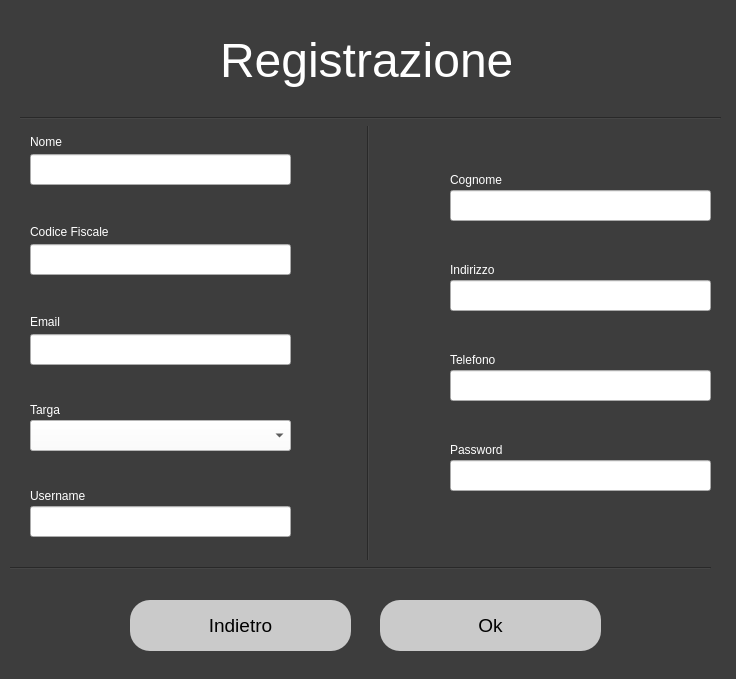
Before: the Qt Designer form Login/RegistrazioneUtente.ui in riccardomalpiedi/parcheggio, drawn with Qt 5.
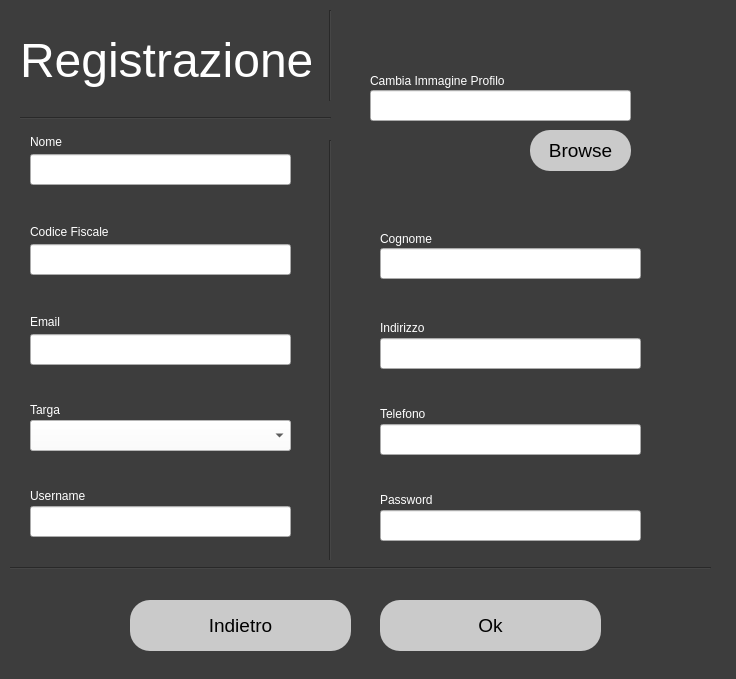
After: the same form once the commit is applied.

Commit message: Modifiche alla Vista Profilo Utente pt.2

```diff
--- a/Login/RegistrazioneUtente.ui
+++ b/Login/RegistrazioneUtente.ui
@@ -20,7 +20,7 @@
   <widget class="QLabel" name="label">
    <property name="geometry">
     <rect>
-     <x>220</x>
+     <x>20</x>
      <y>20</y>
      <width>291</width>
      <height>81</height>
@@ -67,8 +67,8 @@
   <widget class="QLabel" name="label_6">
    <property name="geometry">
     <rect>
-     <x>450</x>
-     <y>169</y>
+     <x>380</x>
+     <y>228</y>
      <width>81</width>
      <height>21</height>
     </rect>
@@ -84,8 +84,8 @@
   <widget class="QLineEdit" name="cognome_field">
    <property name="geometry">
     <rect>
-     <x>450</x>
-     <y>190</y>
+     <x>380</x>
+     <y>248</y>
      <width>261</width>
      <height>31</height>
     </rect>
@@ -115,8 +115,8 @@
   <widget class="QLabel" name="label_8">
    <property name="geometry">
     <rect>
-     <x>450</x>
-     <y>260</y>
+     <x>380</x>
+     <y>318</y>
      <width>81</width>
      <height>20</height>
     </rect>
@@ -145,8 +145,8 @@
   <widget class="QLineEdit" name="indirizzo_field">
    <property name="geometry">
     <rect>
-     <x>450</x>
-     <y>280</y>
+     <x>380</x>
+     <y>338</y>
      <width>261</width>
      <height>31</height>
     </rect>
@@ -159,8 +159,8 @@
   <widget class="QLabel" name="label_9">
    <property name="geometry">
     <rect>
-     <x>450</x>
-     <y>350</y>
+     <x>380</x>
+     <y>404</y>
      <width>81</width>
      <height>20</height>
     </rect>
@@ -207,8 +207,8 @@
   <widget class="QLineEdit" name="telefono_field">
    <property name="geometry">
     <rect>
-     <x>450</x>
-     <y>370</y>
+     <x>380</x>
+     <y>424</y>
      <width>261</width>
      <height>31</height>
     </rect>
@@ -280,10 +280,10 @@
   <widget class="Line" name="line">
    <property name="geometry">
     <rect>
-     <x>360</x>
-     <y>120</y>
-     <width>16</width>
-     <height>441</height>
+     <x>320</x>
+     <y>140</y>
+     <width>20</width>
+     <height>421</height>
     </rect>
    </property>
    <property name="styleSheet">
@@ -298,7 +298,7 @@
     <rect>
      <x>20</x>
      <y>110</y>
-     <width>701</width>
+     <width>311</width>
      <height>16</height>
     </rect>
    </property>
@@ -374,8 +374,8 @@
   <widget class="QLabel" name="label_13">
    <property name="geometry">
     <rect>
-     <x>450</x>
-     <y>440</y>
+     <x>380</x>
+     <y>490</y>
      <width>81</width>
      <height>20</height>
     </rect>
@@ -391,8 +391,8 @@
   <widget class="QLineEdit" name="password_field">
    <property name="geometry">
     <rect>
-     <x>450</x>
-     <y>460</y>
+     <x>380</x>
+     <y>510</y>
      <width>261</width>
      <height>31</height>
     </rect>
@@ -402,6 +402,80 @@
 font: 11pt &quot;MS Shell Dlg 2&quot;;</string>
    </property>
   </widget>
+  <widget class="Line" name="line_4">
+   <property name="geometry">
+    <rect>
+     <x>320</x>
+     <y>10</y>
+     <width>20</width>
+     <height>91</height>
+    </rect>
+   </property>
+   <property name="styleSheet">
+    <string notr="true">background-color: rgb(61, 61, 61);</string>
+   </property>
+   <property name="orientation">
+    <enum>Qt::Vertical</enum>
+   </property>
+  </widget>
+  <widget class="QLineEdit" name="immagine_profilo_field">
+   <property name="geometry">
+    <rect>
+     <x>370</x>
+     <y>90</y>
+     <width>261</width>
+     <height>31</height>
+    </rect>
+   </property>
+   <property name="styleSheet">
+    <string notr="true">color: rgb(0, 0, 0);
+font: 11pt &quot;MS Shell Dlg 2&quot;;</string>
+   </property>
+   <property name="text">
+    <string/>
+   </property>
+   <property name="readOnly">
+    <bool>true</bool>
+   </property>
+  </widget>
+  <widget class="QLabel" name="label_14">
+   <property name="geometry">
+    <rect>
+     <x>370</x>
+     <y>70</y>
+     <width>181</width>
+     <height>21</height>
+    </rect>
+   </property>
+   <property name="styleSheet">
+    <string notr="true">font: 12pt &quot;MS Shell Dlg 2&quot;;
+color: rgb(255, 255, 255);</string>
+   </property>
+   <property name="text">
+    <string>Cambia Immagine Profilo</string>
+   </property>
+  </widget>
+  <widget class="QPushButton" name="browse_button">
+   <property name="geometry">
+    <rect>
+     <x>530</x>
+     <y>130</y>
+     <width>101</width>
+     <height>41</height>
+    </rect>
+   </property>
+   <property name="cursor">
+    <cursorShape>PointingHandCursor</cursorShape>
+   </property>
+   <property name="styleSheet">
+    <string notr="true">border-radius:20px; 
+ background-color: rgb(202, 202, 202);
+font-size:14pt;</string>
+   </property>
+   <property name="text">
+    <string>Browse</string>
+   </property>
+  </widget>
  </widget>
  <resources/>
  <connections/>
```
The commit also changes 6 other files.
